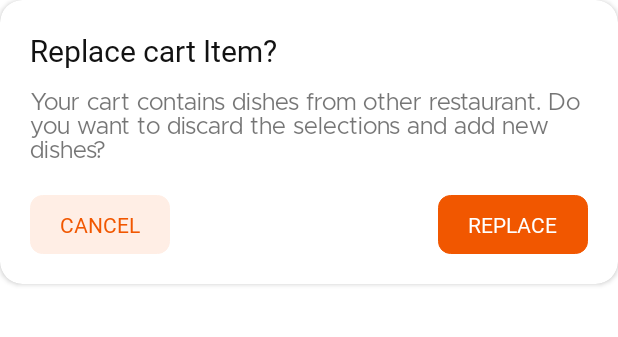
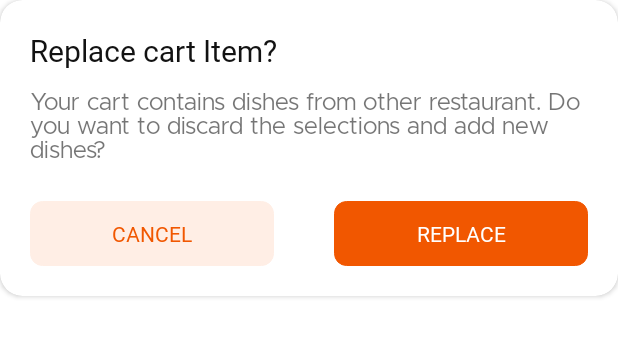
Before and after one commit to Ankitsh-rtx/Eatsy, an Android app: the layout clear_dialog.xml on its own in the app's theme, with its tools: preview values and no code run, on a phone screen of 412 x 824 dp. Shown: the top 337 px of the screen. Run offline under Robolectric (Android 15) with nearby library versions, the phone set to English and light mode, and no system bars.

Commit message:
dialogBox ui changes

```diff
--- a/app/src/main/java/com/example/eatsy/views/CartFragment.kt
+++ b/app/src/main/java/com/example/eatsy/views/CartFragment.kt
@@ -12,6 +12,7 @@ import com.example.eatsy.adapter.CartViewAdapter
 import com.example.eatsy.databinding.FragmentCartBinding
 import com.example.eatsy.model.CartItem
 import com.google.android.material.bottomappbar.BottomAppBar
+import com.google.android.material.bottomnavigation.BottomNavigationView
 
 
 class CartFragment : Fragment() {
@@ -29,9 +30,7 @@ class CartFragment : Fragment() {
             requireContext(),
             R.color.off_white
         )
-        val bottomNavBar = activity?.findViewById<BottomAppBar>(R.id.bottomAppBar)
-        if(bottomNavBar?.visibility==View.GONE)
-            bottomNavBar.visibility =View.VISIBLE
+
 
         val cartList = DataSource.orderList.second
         var cartListHM = this.arguments?.getSerializable("cartItems")
--- a/app/src/main/java/com/example/eatsy/views/DiscoverFragment.kt
+++ b/app/src/main/java/com/example/eatsy/views/DiscoverFragment.kt
@@ -32,7 +32,8 @@ class DiscoverFragment : Fragment() {
         binding = FragmentDiscoverBinding.inflate(layoutInflater)
 
         val navBar = activity!!.findViewById<BottomAppBar>(R.id.bottomAppBar)
-        navBar.visibility = View.VISIBLE
+        if(navBar.visibility==View.GONE)
+            navBar.visibility = View.VISIBLE
 
         //instantiation of database
         firebaseDB  = FirebaseFirestore.getInstance()
--- a/app/src/main/java/com/example/eatsy/views/HomeFragment.kt
+++ b/app/src/main/java/com/example/eatsy/views/HomeFragment.kt
@@ -17,7 +17,6 @@ import com.example.eatsy.R
 import com.example.eatsy.adapter.RestaurantAdapter
 import com.example.eatsy.adapter.TopDishAdapter
 import com.example.eatsy.databinding.FragmentHomeBinding
-import com.example.eatsy.model.Item
 import com.example.eatsy.model.Restaurants
 import com.google.android.material.bottomappbar.BottomAppBar
 import com.google.firebase.firestore.FirebaseFirestore
--- a/app/src/main/res/layout/clear_dialog.xml
+++ b/app/src/main/res/layout/clear_dialog.xml
@@ -26,6 +26,8 @@
                 android:textColor="@color/black_900"
                 app:layout_constraintStart_toStartOf="parent"
                 app:layout_constraintEnd_toEndOf="parent"/>
+
+
             <TextView
                 android:id="@+id/dialog_text"
                 android:layout_width="wrap_content"
@@ -35,44 +37,50 @@
                 app:layout_constraintStart_toStartOf="parent"
                 app:layout_constraintEnd_toEndOf="parent"
                 app:layout_constraintTop_toBottomOf="@id/replaceText"
-                android:text="Your cart contains dishes from other restaurant. Do you want to discard the selections and add new dishes?"
+                android:text="@string/your_cart_contains_dishes_from_other_restaurant_do_you_want_to_discard_the_selections_and_add_new_dishes"
                 android:textSize="16sp" />
+
+            <LinearLayout
+                android:layout_width="0dp"
+                android:layout_height="wrap_content"
+                android:layout_marginTop="24dp"
+                app:layout_constraintEnd_toEndOf="@+id/dialog_text"
+                app:layout_constraintStart_toStartOf="@+id/dialog_text"
+                app:layout_constraintTop_toBottomOf="@+id/dialog_text"
+                android:orientation="horizontal">
 
                 <TextView
                     android:id="@+id/cancel"
                     android:layout_width="wrap_content"
                     android:layout_height="wrap_content"
-                android:layout_marginTop="20dp"
+                    android:layout_weight="1"
+                    android:layout_marginEnd="20dp"
+                    android:gravity="center"
                     android:background="@drawable/background_button"
                     android:backgroundTint="@color/orange_200"
-                android:paddingStart="20dp"
-                android:paddingEnd="20dp"
-                android:paddingTop="10dp"
-                android:paddingBottom="10dp"
                     android:fontFamily="@font/metropolis_semibold"
-                android:textColor="@color/orange_500"
+                    android:padding="12dp"
+                    android:text="cancel"
                     android:textAllCaps="true"
-                android:text="cancel"
-                app:layout_constraintStart_toStartOf="@+id/dialog_text"
-                app:layout_constraintTop_toBottomOf="@+id/dialog_text" />
+                    android:textColor="@color/orange_500" />
 
                 <TextView
                     android:id="@+id/replace"
                     android:layout_width="wrap_content"
                     android:layout_height="wrap_content"
-                android:layout_marginTop="20dp"
+                    android:layout_weight="1"
+                    android:gravity="center"
+                    android:layout_marginStart="20dp"
                     android:background="@drawable/background_button"
-                android:paddingStart="20dp"
-                android:paddingEnd="20dp"
-                android:paddingTop="10dp"
-                android:paddingBottom="10dp"
+                    android:backgroundTint="@color/orange_500"
+                    android:fontFamily="@font/metropolis_semibold"
+                    android:padding="12dp"
+                    android:text="replace"
                     android:textAllCaps="true"
-                android:backgroundTint="@color/orange_500"
-                android:textColor="@color/white"
-                android:fontFamily="@font/metropolis_semibold"
-                android:text="replace"
-                app:layout_constraintEnd_toEndOf="@+id/dialog_text"
-                app:layout_constraintTop_toBottomOf="@+id/dialog_text" />
+                    android:textColor="@color/white" />
+            </LinearLayout>
+
+
 
         </androidx.constraintlayout.widget.ConstraintLayout>
 
--- a/app/src/main/res/values/strings.xml
+++ b/app/src/main/res/values/strings.xml
@@ -2,4 +2,5 @@
     <string name="app_name">Eatsy</string>
     <!-- TODO: Remove or change this placeholder text -->
     <string name="hello_blank_fragment">Hello blank fragment</string>
+    <string name="your_cart_contains_dishes_from_other_restaurant_do_you_want_to_discard_the_selections_and_add_new_dishes">Your cart contains dishes from other restaurant. Do you want to discard the selections and add new dishes?</string>
 </resources>
```
Also changed, not shown: app/src/main/java/com/example/eatsy/adapter/MenuListAdapter.kt (+15 -9 lines), app/src/main/java/com/example/eatsy/views/RestaurantDetailsFragment.kt (+12 -3 lines). Lines whose indentation alone changed are shown as unchanged.
